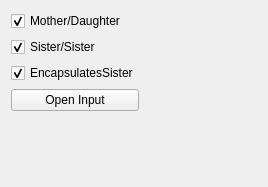
This is GXClashPointSystems/src/clashpointcontrollerform.ui in efemberg11/GeoModel_rmakhman as Qt 5 draws it before an edit. The edited form follows.
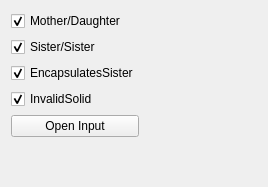
This is the edited form.

Commit message:
Ass a new case to the GXClashPointSystem, related to invalid solids.
A solid is considered not correctly defined, so invalid, when it's not possible
to generate points on its surface. In this case gmclash writes an entry in the
json report, writing as coordinates the global coordinates of the center
of the invalid volume. The field distance is filled with a generic non-valid value: -999
These points are visualized in gmex in color folly, under the checkbox InvalidSolid

What changed in the file:
```diff
--- a/GXClashPointSystems/src/clashpointcontrollerform.ui
+++ b/GXClashPointSystems/src/clashpointcontrollerform.ui
@@ -46,6 +46,16 @@
        </property>
       </widget>
      </item>
+    <item>
+     <widget class="QCheckBox" name="checkBox_clashPoints_4">
+      <property name="text">
+       <string>InvalidSolid</string>
+      </property>
+      <property name="checked">
+       <bool>true</bool>
+      </property>
+     </widget>
+    </item>
     </layout>
    </item>
    <item row="0" column="1">
```
The commit also changes 4 other files.
